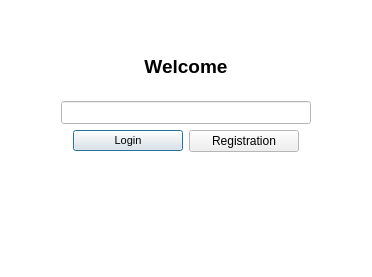
Qt form client/gui/auth_form.ui (TemplateName56/Blockchain_Wallet) before a commit.
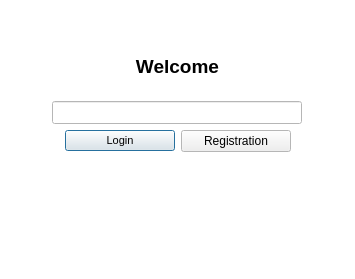
The same form after that commit. Icons and pictures are not drawn.

```diff
--- a/client/gui/auth_form.ui
+++ b/client/gui/auth_form.ui
@@ -6,12 +6,12 @@
    <rect>
     <x>0</x>
     <y>0</y>
-    <width>372</width>
-    <height>277</height>
+    <width>355</width>
+    <height>279</height>
    </rect>
   </property>
   <property name="sizePolicy">
-   <sizepolicy hsizetype="Ignored" vsizetype="Ignored">
+   <sizepolicy hsizetype="Fixed" vsizetype="Fixed">
     <horstretch>0</horstretch>
     <verstretch>0</verstretch>
    </sizepolicy>
```
